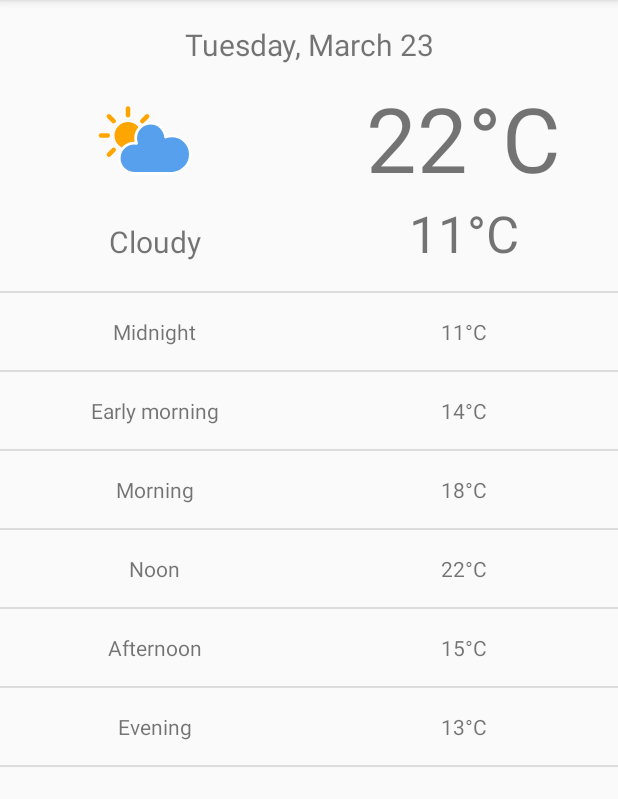
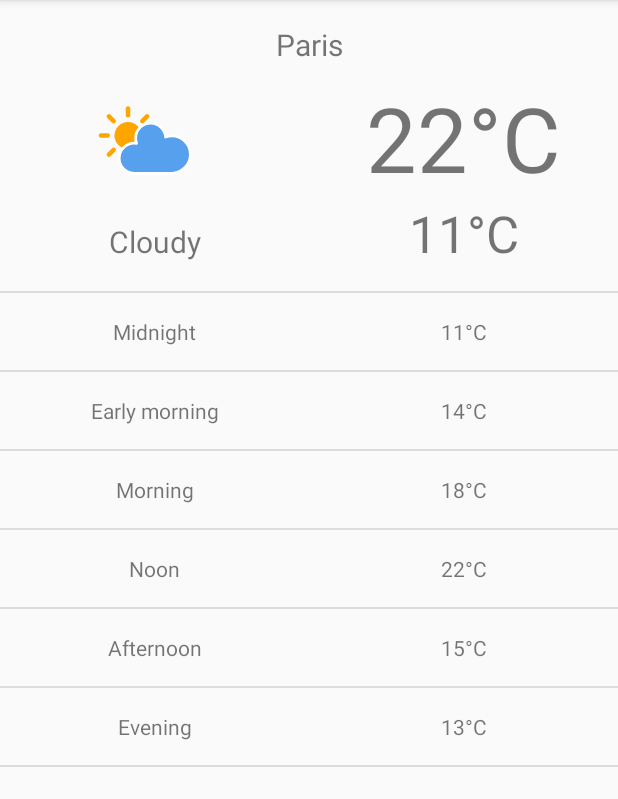
Before and after one commit to danielbonkowski/weatherTask, an Android app: the screen it shows after launch (MainActivity), after a tap on an icon or button, on a phone screen of 412 x 824 dp, the part 84-883 px from its top. Run offline under Robolectric (Android 15) with nearby library versions, the phone set to English and light mode, and no system bars; our stand-ins replace data binding, navigation-ui.

Commit message:
feat: add slide animations to main and detail screens

```diff
--- a/app/src/main/java/com/example/android/weathertask/UI/ExtraWeatherAdapter.kt
+++ b/app/src/main/java/com/example/android/weathertask/UI/ExtraWeatherAdapter.kt
@@ -47,7 +47,7 @@ class ExtraWeatherAdapter (private var dataSet: WeatherForecast)
 
         when(getItemViewType(position)){
             VIEW_TYPE_MAIN -> {
-                holder.todayDate.text = Utils.getCurrentDate()
+                holder.todayDate.text = dataSet.city
 
                 val weatherIcon = Utils.getWeatherIcon(dataSet)
                 holder.weatherIcon.setImageResource(weatherIcon)
--- /dev/null
+++ b/app/src/main/res/anim/slide_in_left.xml
@@ -0,0 +1,9 @@
+<?xml version="1.0" encoding="utf-8"?>
+<set xmlns:android="http://schemas.android.com/apk/res/android">
+    <translate
+        android:duration="@android:integer/config_shortAnimTime"
+        android:fromXDelta="-100%"
+        android:fromYDelta="0%"
+        android:toXDelta="0%"
+        android:toYDelta="0%"/>
+</set>
--- /dev/null
+++ b/app/src/main/res/anim/slide_in_right.xml
@@ -0,0 +1,9 @@
+<?xml version="1.0" encoding="utf-8"?>
+<set xmlns:android="http://schemas.android.com/apk/res/android">
+    <translate
+        android:duration="@android:integer/config_shortAnimTime"
+        android:fromXDelta="100%"
+        android:fromYDelta="0%"
+        android:toXDelta="0%"
+        android:toYDelta="0%"/>
+</set>
--- a/app/src/main/res/layout/fragment_detail.xml
+++ b/app/src/main/res/layout/fragment_detail.xml
@@ -7,7 +7,7 @@
 
     <androidx.constraintlayout.widget.ConstraintLayout
         android:layout_width="match_parent"
-        android:layout_height="wrap_content">
+        android:layout_height="match_parent">
 
 
         <androidx.recyclerview.widget.RecyclerView
@@ -18,5 +18,27 @@
             app:layout_constraintStart_toStartOf="parent"
             app:layout_constraintTop_toTopOf="parent" />
 
+        <TextView
+            android:id="@+id/empty_view"
+            android:layout_width="wrap_content"
+            android:layout_height="wrap_content"
+            android:visibility="gone"
+            app:layout_constraintBottom_toBottomOf="parent"
+            app:layout_constraintEnd_toEndOf="parent"
+            app:layout_constraintStart_toStartOf="parent"
+            app:layout_constraintTop_toTopOf="parent"
+            tools:text="No data available" />
+
+        <ProgressBar
+            android:id="@+id/progress_bar"
+            android:layout_width="48dp"
+            android:layout_height="48dp"
+            android:visibility="gone"
+            app:layout_constraintBottom_toBottomOf="parent"
+            app:layout_constraintEnd_toEndOf="parent"
+            app:layout_constraintStart_toStartOf="parent"
+            app:layout_constraintTop_toTopOf="parent" />
+
+
     </androidx.constraintlayout.widget.ConstraintLayout>
 </layout>
--- a/app/src/main/res/layout/fragment_main.xml
+++ b/app/src/main/res/layout/fragment_main.xml
@@ -20,11 +20,22 @@
             app:layout_constraintStart_toStartOf="parent"
             app:layout_constraintTop_toTopOf="parent" />
 
+        <TextView
+            android:id="@+id/empty_view"
+            android:layout_width="wrap_content"
+            android:layout_height="wrap_content"
+            android:visibility="gone"
+            app:layout_constraintBottom_toBottomOf="parent"
+            app:layout_constraintEnd_toEndOf="parent"
+            app:layout_constraintStart_toStartOf="parent"
+            app:layout_constraintTop_toTopOf="parent"
+            tools:text="No data available" />
+
         <ProgressBar
-            android:id="@+id/weather_main_progress_bar"
+            android:id="@+id/progress_bar"
             android:layout_width="48dp"
             android:layout_height="48dp"
-            android:visibility="invisible"
+            android:visibility="gone"
             app:layout_constraintBottom_toBottomOf="parent"
             app:layout_constraintEnd_toEndOf="parent"
             app:layout_constraintStart_toStartOf="parent"
--- a/app/src/main/res/navigation/navigation.xml
+++ b/app/src/main/res/navigation/navigation.xml
@@ -12,7 +12,9 @@
         tools:layout="@layout/fragment_main">
         <action
             android:id="@+id/action_mainFragment_to_detailFragment"
-            app:destination="@id/detailFragment" />
+            app:destination="@id/detailFragment"
+            app:enterAnim="@anim/slide_in_right"
+            app:popEnterAnim="@anim/slide_in_left" />
     </fragment>
     <fragment
         android:id="@+id/detailFragment"
@@ -23,9 +25,5 @@
         android:id="@+id/settingsFragment"
         android:name="com.example.android.weathertask.UI.SettingsFragment"
         android:label="Settings"
-        tools:layout="@layout/fragment_settings">
-        <action
-            android:id="@+id/action_settingsFragment_to_detailFragment2"
-            app:destination="@id/detailFragment" />
-    </fragment>
+        tools:layout="@layout/fragment_settings"/>
 </navigation>
```
